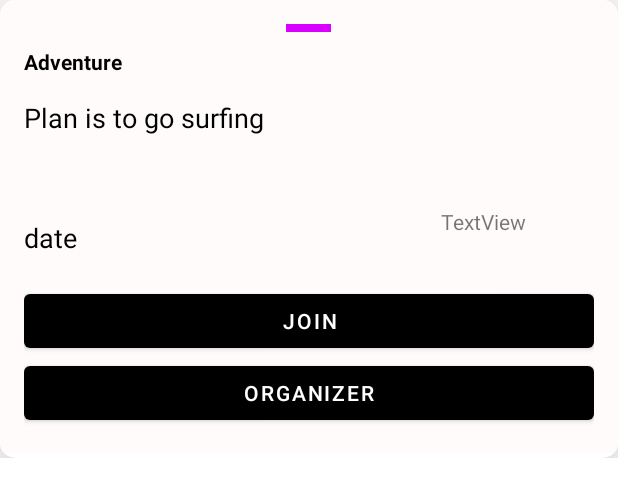
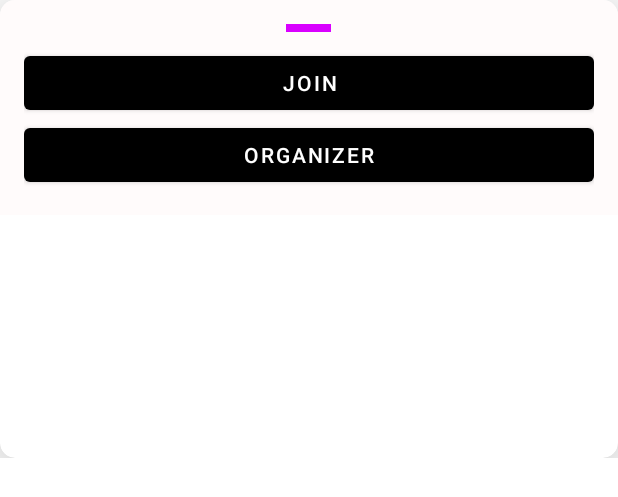
Before and after one commit to DominikWawak/OogwayRides, an Android app: the layout bottom_sheet.xml on its own in the app's theme, with its tools: preview values and no code run, on a phone screen of 412 x 824 dp. Shown: the top 497 px of the screen. Run offline under Robolectric (Android 15) with nearby library versions, the phone set to English and light mode, and no system bars.

```diff
--- a/app/src/main/res/layout/bottom_sheet.xml
+++ b/app/src/main/res/layout/bottom_sheet.xml
@@ -25,7 +25,7 @@
 
 
         <LinearLayout
-            android:id="@+id/view_adv"
+            android:id="@+id/advview"
             android:layout_width="match_parent"
             android:layout_height="wrap_content"
             android:background="#FFFBFB"
@@ -40,48 +40,6 @@
                 android:layout_marginBottom="10dp"
                 android:background="#D900FF" />
 
-
-            <TextView
-                android:id="@+id/advNameBox"
-                android:layout_width="match_parent"
-                android:layout_height="wrap_content"
-                android:text="Adventure"
-                android:textColor="@color/black"
-                android:textStyle="bold" />
-
-            <TextView
-                android:id="@+id/advPlanBox"
-                style="@style/TextAppearance.AppCompat.Medium"
-                android:layout_width="match_parent"
-                android:layout_height="?attr/actionBarSize"
-                android:layout_marginTop="15dp"
-                android:text="Plan is to go surfing"
-                android:textColor="@color/black" />
-
-            <LinearLayout
-                android:layout_width="match_parent"
-                android:layout_height="match_parent"
-                android:orientation="horizontal">
-
-                <TextView
-                    android:id="@+id/advDateBox"
-                    style="@style/TextAppearance.AppCompat.Medium"
-                    android:layout_width="278dp"
-                    android:layout_height="52dp"
-                    android:layout_gravity="center"
-                    android:layout_marginTop="16dp"
-                    android:text="date"
-                    android:textColor="@color/black" />
-
-                <TextView
-                    android:id="@+id/advVehBox"
-                    android:layout_width="wrap_content"
-                    android:layout_height="50dp"
-                    android:layout_marginTop="16dp"
-                    android:layout_weight="1"
-                    android:text="TextView" />
-
-            </LinearLayout>
 
             <Button
                 android:id="@+id/advJoinBtn"
```
Also changed, not shown: app/src/main/java/com/myapp/oogwayrides_android/MapsActivity.kt (+38 -77 lines), app/src/main/java/com/myapp/oogwayrides_android/controllers/FirebaseController.kt (+42 -6 lines), app/src/main/res/layout/layout_inflate_info_window.xml (+6 -23 lines).
